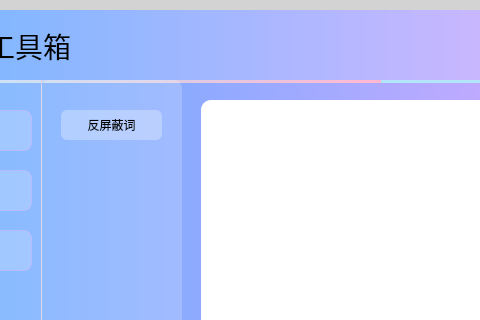
First picture: the form in need/NewMainUI.ui, repository HDILP/HDILP-tools, before the edit; both pictures show x 109 to 589 and y 0 to 320 of the 984 by 563 pixel window.
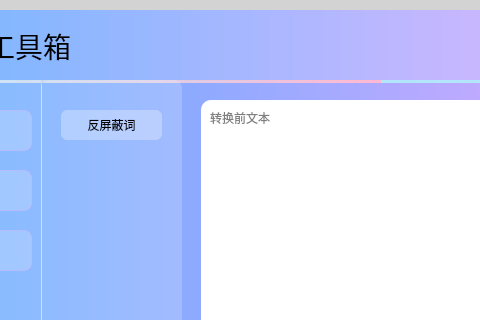
Second picture: the form after the edit. Icons and pictures are not drawn.

```diff
--- a/need/NewMainUI.ui
+++ b/need/NewMainUI.ui
@@ -1159,9 +1159,6 @@
 }
 </string>
          </property>
-         <property name="plainText">
-          <string/>
-         </property>
          <property name="centerOnScroll">
           <bool>false</bool>
          </property>
```
